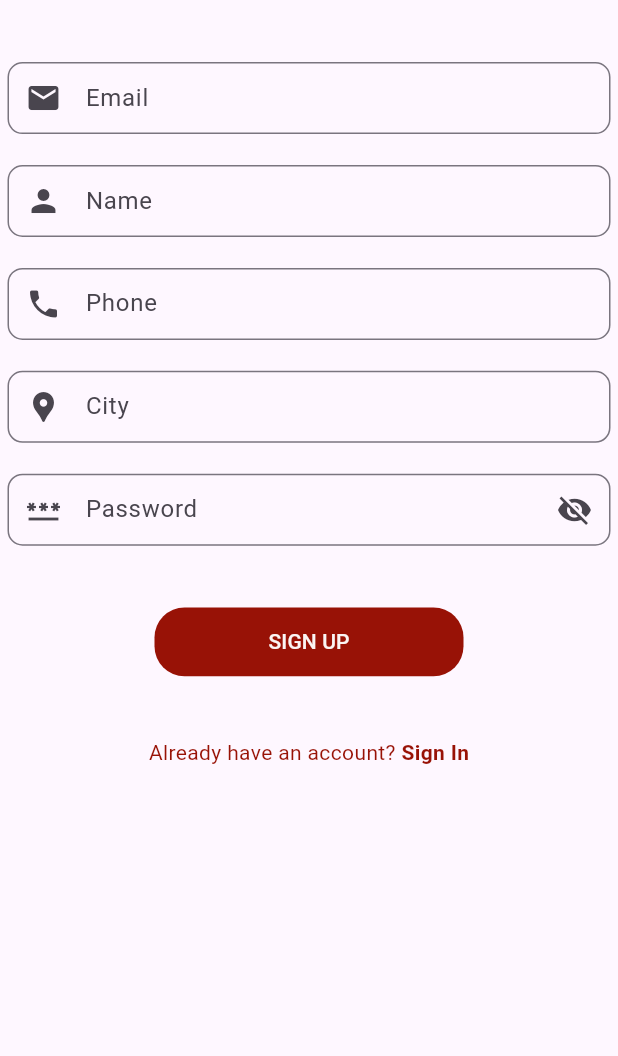
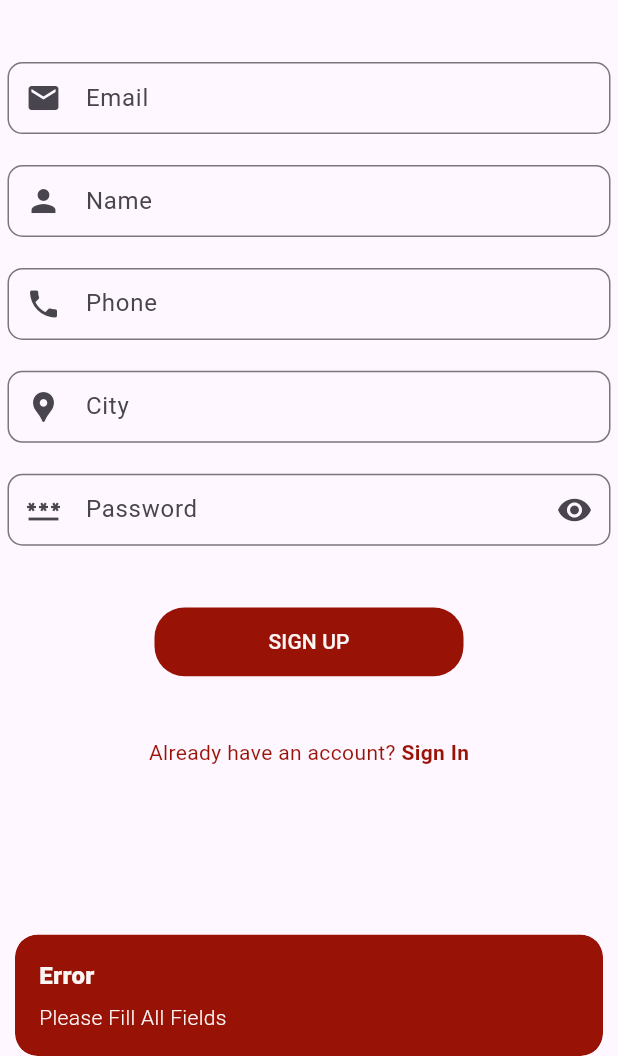
Before and after one commit to matti-khan/ecomm, a Flutter app: the SignUpScreen screen opened directly, after a tap on "SIGN UP", on a phone screen of 412 x 824 dp, the part 180-1236 px from its top. Run offline on Flutter 3.47's test engine with Material 3 defaults, Android fonts, the phone set to English and light mode, and no system bars; our stand-ins replace cloud_firestore, firebase_auth, firebase_core, flutter_easyloading, flutter_keyboard_visibility, get and 2 more; accounts and stored records are empty.

Commit message:
added email password signup

```diff
--- /dev/null
+++ b/lib/controllers/sign_up_controller.dart
@@ -0,0 +1,91 @@
+import 'package:cloud_firestore/cloud_firestore.dart';
+import 'package:e_comm/models/user_model.dart';
+import 'package:firebase_auth/firebase_auth.dart';
+import 'package:flutter/cupertino.dart';
+import 'package:flutter/foundation.dart';
+import 'package:flutter_easyloading/flutter_easyloading.dart';
+import 'package:get/get.dart';
+
+import '../utils/custom_snackbar.dart';
+
+class SignUpController extends GetxController {
+  final FirebaseAuth _auth = FirebaseAuth.instance;
+  final FirebaseFirestore firebaseFirestore = FirebaseFirestore.instance;
+
+  // for password visibility
+  Rx<bool> isPasswordVisible = false.obs;
+
+  TextEditingController nameInputController = TextEditingController();
+  TextEditingController emailInputController = TextEditingController();
+  TextEditingController passwordInputController = TextEditingController();
+  TextEditingController phoneInputController = TextEditingController();
+  TextEditingController cityInputController = TextEditingController();
+
+  @override
+  void onClose() {
+    nameInputController.dispose();
+    emailInputController.dispose();
+    passwordInputController.dispose();
+    phoneInputController.dispose();
+    cityInputController.dispose();
+    super.onClose();
+  }
+
+
+  Future<UserCredential?> signUpMethod(
+    String userDeviceToken,
+  ) async {
+    try {
+      if (nameInputController.text.isNotEmpty &&
+          emailInputController.text.isNotEmpty &&
+          passwordInputController.text.isNotEmpty &&
+          phoneInputController.text.isNotEmpty &&
+          cityInputController.text.isNotEmpty) {
+
+        EasyLoading.show(status: "Please wait");
+
+        UserCredential userCredential =
+            await _auth.createUserWithEmailAndPassword(
+          email: emailInputController.value.text.trim(),
+          password: passwordInputController.value.text.trim(),
+        );
+
+        await userCredential.user!.sendEmailVerification();
+
+        UserModel userModel = UserModel(
+          uId: userCredential.user!.uid,
+          username: nameInputController.value.text,
+          email: emailInputController.value.text,
+          phone: phoneInputController.value.text,
+          userImg: '',
+          userDeviceToken: userDeviceToken,
+          country: '',
+          userAddress: '',
+          street: '',
+          isAdmin: false,
+          isActive: true,
+          createdOn: DateTime.now(),
+          city: cityInputController.value.text,
+        );
+
+        firebaseFirestore
+            .collection('users')
+            .doc(userCredential.user!.uid)
+            .set(userModel.toMap());
+
+        EasyLoading.dismiss();
+
+        return userCredential;
+
+      } else {
+        customSnackBar("Error", "Please Fill All Fields");
+        return null;
+      }
+    } on FirebaseAuthException catch (e, s) {
+      EasyLoading.dismiss();
+      if (kDebugMode) print("Error $e\nStack Trace $s");
+      customSnackBar("Error", "$e");
+    }
+    return null;
+  }
+}
--- a/lib/screens/auth_ui/auth_screens/signin_screen.dart
+++ b/lib/screens/auth_ui/auth_screens/signin_screen.dart
@@ -42,11 +42,11 @@ class _SigninScreenState extends State<SigninScreen> {
               SizedBox(
                 height: Get.height / 20,
               ),
-              const EmailInputWidget(),
+              EmailInputWidget(),
               SizedBox(
                 height: Get.height / 40,
               ),
-              const PasswordInputWidget(),
+              PasswordInputWidget(),
               Container(
                 margin: const EdgeInsets.symmetric(horizontal: 10),
                 alignment: Alignment.centerRight,
--- a/lib/screens/auth_ui/auth_screens/signup_screen.dart
+++ b/lib/screens/auth_ui/auth_screens/signup_screen.dart
@@ -1,9 +1,12 @@
+import 'package:e_comm/controllers/sign_up_controller.dart';
 import 'package:e_comm/screens/auth_ui/auth_screens/signin_screen.dart';
 import 'package:e_comm/screens/auth_ui/auth_widgets/city_input_field.dart';
 import 'package:e_comm/screens/auth_ui/auth_widgets/email_input_widget.dart';
 import 'package:e_comm/screens/auth_ui/auth_widgets/name_input_widget.dart';
 import 'package:e_comm/screens/auth_ui/auth_widgets/phone_input_field.dart';
 import 'package:e_comm/utils/app_constants.dart';
+import 'package:e_comm/utils/custom_snackbar.dart';
+import 'package:firebase_auth/firebase_auth.dart';
 import 'package:flutter/material.dart';
 import 'package:flutter_keyboard_visibility/flutter_keyboard_visibility.dart';
 import 'package:get/get.dart';
@@ -18,6 +21,9 @@ class SignUpScreen extends StatefulWidget {
 }
 
 class _SignUpScreenState extends State<SignUpScreen> {
+
+  final SignUpController signUpController = Get.put(SignUpController());
+
   @override
   Widget build(BuildContext context) {
     return KeyboardVisibilityBuilder(builder: (context, isKeyboardVisible) {
@@ -48,23 +54,23 @@ class _SignUpScreenState extends State<SignUpScreen> {
                 SizedBox(
                   height: Get.height / 20,
                 ),
-                const EmailInputWidget(),
+                EmailInputWidget(),
                 SizedBox(
                   height: Get.height / 40,
                 ),
-                const NameInputWidget(),
+                NameInputWidget(),
                 SizedBox(
                   height: Get.height / 40,
                 ),
-                const PhoneInputWidget(),
+                PhoneInputWidget(),
                 SizedBox(
                   height: Get.height / 40,
                 ),
-                const CityInputWidget(),
+                CityInputWidget(),
                 SizedBox(
                   height: Get.height / 40,
                 ),
-                const PasswordInputWidget(),
+                PasswordInputWidget(),
                 SizedBox(
                   height: Get.height / 20,
                 ),
@@ -77,7 +83,17 @@ class _SignUpScreenState extends State<SignUpScreen> {
                       borderRadius: BorderRadius.circular(20),
                     ),
                     child: TextButton.icon(
-                      onPressed: () {},
+                      onPressed: () async {
+                        UserCredential? userCredential = await signUpController.signUpMethod('');
+
+                        if(userCredential != null){
+                          customSnackBar("Verification Email Sent.", "Check your Email.");
+
+                          FirebaseAuth.instance.signOut();
+                          Get.offAll(() => const SigninScreen());
+
+                        }
+                      },
                       label: const Text(
                         "SIGN UP",
                         style: TextStyle(color: AppConstants.appTextColor),
--- a/lib/screens/auth_ui/auth_screens/welcome_screen.dart
+++ b/lib/screens/auth_ui/auth_screens/welcome_screen.dart
@@ -1,4 +1,6 @@
 
+import 'package:e_comm/screens/auth_ui/auth_screens/signin_screen.dart';
+import 'package:e_comm/screens/auth_ui/auth_screens/signup_screen.dart';
 import 'package:flutter/material.dart';
 import 'package:get/get.dart';
 import 'package:lottie/lottie.dart';
@@ -72,7 +74,9 @@ class WelcomeScreen extends StatelessWidget {
                   borderRadius: BorderRadius.circular(20),
                 ),
                 child: TextButton.icon(
-                  onPressed: () {},
+                  onPressed: () {
+                    Get.to(() => const SigninScreen());
+                  },
                   label: const Text("Sign in with Email",style: TextStyle(color: AppConstants.appTextColor),),
                   icon: const Icon(Icons.email,color: AppConstants.appTextColor,),
                 ),
--- a/lib/screens/auth_ui/auth_widgets/city_input_field.dart
+++ b/lib/screens/auth_ui/auth_widgets/city_input_field.dart
@@ -2,8 +2,12 @@ import 'package:e_comm/utils/app_constants.dart';
 import 'package:flutter/material.dart';
 import 'package:get/get.dart';
 
+import '../../../controllers/sign_up_controller.dart';
+
 class CityInputWidget extends StatelessWidget {
-  const CityInputWidget({super.key});
+  CityInputWidget({super.key});
+
+  final SignUpController signUpController = Get.put(SignUpController());
 
   @override
   Widget build(BuildContext context) {
@@ -11,6 +15,7 @@ class CityInputWidget extends StatelessWidget {
       margin: const EdgeInsets.symmetric(horizontal: 5),
       width: Get.width,
       child: TextFormField(
+        controller: signUpController.cityInputController,
         cursorColor: AppConstants.appSecondaryColor,
         keyboardType: TextInputType.streetAddress,
         decoration: InputDecoration(
--- a/lib/screens/auth_ui/auth_widgets/email_input_widget.dart
+++ b/lib/screens/auth_ui/auth_widgets/email_input_widget.dart
@@ -2,8 +2,12 @@ import 'package:e_comm/utils/app_constants.dart';
 import 'package:flutter/material.dart';
 import 'package:get/get.dart';
 
+import '../../../controllers/sign_up_controller.dart';
+
 class EmailInputWidget extends StatelessWidget {
-  const EmailInputWidget({super.key});
+  EmailInputWidget({super.key});
+
+  final SignUpController signUpController = Get.put(SignUpController());
 
   @override
   Widget build(BuildContext context) {
@@ -11,6 +15,7 @@ class EmailInputWidget extends StatelessWidget {
       margin: const EdgeInsets.symmetric(horizontal: 5),
       width: Get.width,
       child: TextFormField(
+        controller: signUpController.emailInputController,
         cursorColor: AppConstants.appSecondaryColor,
         keyboardType: TextInputType.emailAddress,
         decoration: InputDecoration(
--- a/lib/screens/auth_ui/auth_widgets/name_input_widget.dart
+++ b/lib/screens/auth_ui/auth_widgets/name_input_widget.dart
@@ -2,8 +2,12 @@ import 'package:e_comm/utils/app_constants.dart';
 import 'package:flutter/material.dart';
 import 'package:get/get.dart';
 
+import '../../../controllers/sign_up_controller.dart';
+
 class NameInputWidget extends StatelessWidget {
-  const NameInputWidget({super.key});
+  NameInputWidget({super.key});
+
+  final SignUpController signUpController = Get.put(SignUpController());
 
   @override
   Widget build(BuildContext context) {
@@ -11,6 +15,7 @@ class NameInputWidget extends StatelessWidget {
       margin: const EdgeInsets.symmetric(horizontal: 5),
       width: Get.width,
       child: TextFormField(
+        controller: signUpController.nameInputController,
         cursorColor: AppConstants.appSecondaryColor,
         keyboardType: TextInputType.name,
         decoration: InputDecoration(
--- a/lib/screens/auth_ui/auth_widgets/password_input_widget.dart
+++ b/lib/screens/auth_ui/auth_widgets/password_input_widget.dart
@@ -2,26 +2,39 @@ import 'package:e_comm/utils/app_constants.dart';
 import 'package:flutter/material.dart';
 import 'package:get/get.dart';
 
+import '../../../controllers/sign_up_controller.dart';
+
 class PasswordInputWidget extends StatelessWidget {
-  const PasswordInputWidget({super.key});
+  PasswordInputWidget({super.key});
+
+  final SignUpController signUpController = Get.put(SignUpController());
 
   @override
   Widget build(BuildContext context) {
     return Container(
       margin: const EdgeInsets.symmetric(horizontal: 5),
       width: Get.width,
-      child: TextFormField(
+      child: Obx(() => TextFormField(
+            controller: signUpController.passwordInputController,
+            obscureText: signUpController.isPasswordVisible.value,
             cursorColor: AppConstants.appSecondaryColor,
             keyboardType: TextInputType.visiblePassword,
             decoration: InputDecoration(
                 hintText: "Password",
                 prefixIcon: const Icon(Icons.password),
-            suffixIcon: const Icon(Icons.visibility_off),
-            contentPadding: const EdgeInsets.only(top: 2,left: 8),
+                suffixIcon: GestureDetector(
+                  onTap: () {
+                    signUpController.isPasswordVisible.toggle();
+                  },
+                  child: signUpController.isPasswordVisible.value
+                      ? const Icon(Icons.visibility_off)
+                      : const Icon(Icons.visibility),
+                ),
+                contentPadding: const EdgeInsets.only(top: 2, left: 8),
                 border: OutlineInputBorder(
                   borderRadius: BorderRadius.circular(10),
                 )),
-      ),
+          )),
     );
   }
 }
--- a/lib/screens/auth_ui/auth_widgets/phone_input_field.dart
+++ b/lib/screens/auth_ui/auth_widgets/phone_input_field.dart
@@ -2,8 +2,12 @@ import 'package:e_comm/utils/app_constants.dart';
 import 'package:flutter/material.dart';
 import 'package:get/get.dart';
 
+import '../../../controllers/sign_up_controller.dart';
+
 class PhoneInputWidget extends StatelessWidget {
-  const PhoneInputWidget({super.key});
+  PhoneInputWidget({super.key});
+
+  final SignUpController signUpController = Get.put(SignUpController());
 
   @override
   Widget build(BuildContext context) {
@@ -11,6 +15,7 @@ class PhoneInputWidget extends StatelessWidget {
       margin: const EdgeInsets.symmetric(horizontal: 5),
       width: Get.width,
       child: TextFormField(
+        controller: signUpController.phoneInputController,
         cursorColor: AppConstants.appSecondaryColor,
         keyboardType: const TextInputType.numberWithOptions(decimal: false),
         decoration: InputDecoration(
--- /dev/null
+++ b/lib/utils/custom_snackbar.dart
@@ -0,0 +1,13 @@
+import 'package:get/get.dart';
+
+import 'app_constants.dart';
+
+void customSnackBar(String title,String subtitle){
+  Get.snackbar(
+    title,
+    subtitle,
+    snackPosition: SnackPosition.BOTTOM,
+    backgroundColor: AppConstants.appSecondaryColor,
+    colorText: AppConstants.appTextColor,
+  );
+}
```
Lines whose indentation alone changed are shown as unchanged.
